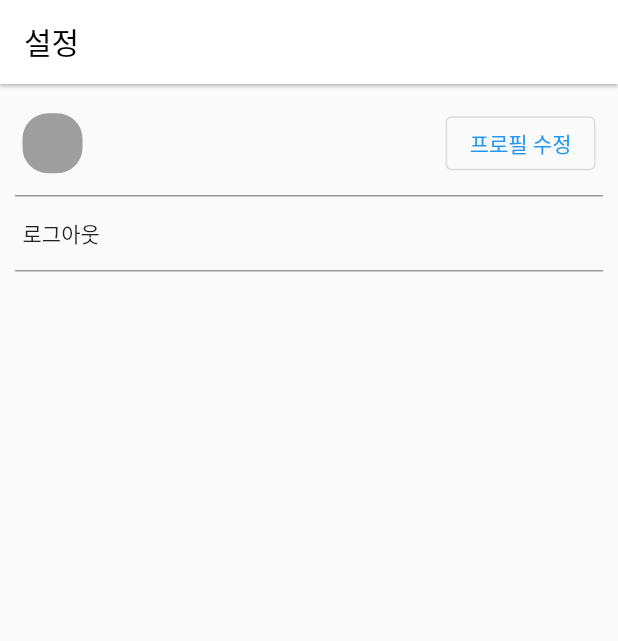
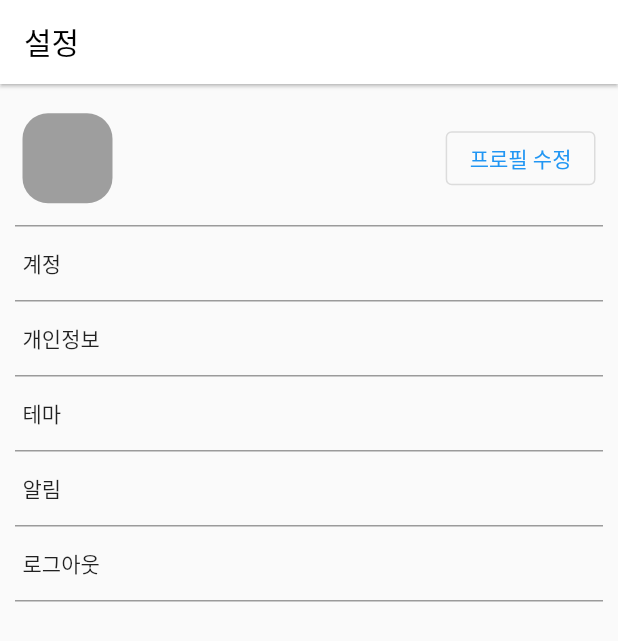
Before and after one commit to songsh927/katalkClone, a Flutter app: the Setting screen opened directly, on a phone screen of 412 x 824 dp. Shown: the top 641 px of the screen. Run offline on Flutter 3.47's test engine with Material 2 defaults, Android fonts, the phone set to English and light mode, and no system bars; our stand-ins replace image_picker, shared_preferences, socket_io_client; accounts and stored records are empty.

Commit message:
프로필이미지설정개발중

```diff
--- /dev/null
+++ b/lib/profileimagesetting.dart
@@ -0,0 +1,10 @@
+import 'package:flutter/material.dart';
+
+class ProfileImageSetting extends StatelessWidget {
+  const ProfileImageSetting({Key? key}) : super(key: key);
+
+  @override
+  Widget build(BuildContext context) {
+    return Container();
+  }
+}
--- /dev/null
+++ b/lib/profilesetting.dart
@@ -0,0 +1,21 @@
+import 'package:flutter/material.dart';
+
+class ProfileSetting extends StatelessWidget {
+  const ProfileSetting({Key? key}) : super(key: key);
+
+  @override
+  Widget build(BuildContext context) {
+    return Scaffold(
+      appBar: AppBar(
+        leading: IconButton(
+            onPressed: (){Navigator.pop(context);},
+            icon: Icon(Icons.arrow_back_ios,color: Colors.black,)
+        ),
+        title: Text('프로필 설정',style: TextStyle(color: Colors.black),),
+        backgroundColor: Colors.white,
+        elevation: 1,
+      ),
+      body: Container()
+    );
+  }
+}
--- a/lib/setting.dart
+++ b/lib/setting.dart
@@ -1,11 +1,23 @@
 import 'package:flutter/material.dart';
+import 'package:katalk/profileimagesetting.dart';
+import 'package:katalk/profilesetting.dart';
 import 'package:provider/provider.dart';
+import 'package:image_picker/image_picker.dart';
+import 'dart:io';
 
 import 'main.dart';
 import 'login.dart';
 
-class Setting extends StatelessWidget {
+class Setting extends StatefulWidget {
   const Setting({Key? key}) : super(key: key);
+
+  @override
+  State<Setting> createState() => _SettingState();
+}
+
+class _SettingState extends State<Setting> {
+
+  var userProfile;
 
   @override
   Widget build(BuildContext context) {
@@ -22,21 +34,52 @@ class Setting extends StatelessWidget {
           Container(
             padding: EdgeInsets.all(5),
             width: double.infinity,
-            height: 70,
+            height: 90,
             child: Row(
               mainAxisAlignment: MainAxisAlignment.spaceBetween,
               children: [
                 Row(
                   children: [
-                    Container(
-                      decoration: BoxDecoration(
-                        color: Colors.grey,
-                        borderRadius: BorderRadius.all(Radius.circular(17)),
+                    GestureDetector(
+                      onTap: () async {
+                        var imagePicker = ImagePicker();
+                        var image = await imagePicker.pickImage(
+                            source: ImageSource.gallery,
+                            maxHeight: 1024,
+                            maxWidth: 1024
+                        );
+                        if(image != null){
+                          setState((){
+                            userProfile = File(image.path);
+                          });
+                        }
+
+                      },
+                      child: userProfile != null ?
+                      Container(
+                        margin: EdgeInsets.fromLTRB(0, 5, 15, 5),
+                        width: 60,
+                        height: 60,
+                        child: ClipRRect(
+                          borderRadius: BorderRadius.all(Radius.circular(20)),
+                          child: AspectRatio(
+                            aspectRatio: 1/1,
+                            child: Image.file(userProfile,fit: BoxFit.cover,),
+                          ),
+                        ),
+                      )
+                          :
+                      Container(
+                        decoration: BoxDecoration(
+                          color: Colors.grey,
+                          borderRadius: BorderRadius.all(Radius.circular(17)),
+                        ),
+                        margin: EdgeInsets.fromLTRB(0, 5, 15, 5),
+                        height: 60,
+                        width: 60,
                       ),
-                      margin: EdgeInsets.fromLTRB(0, 5, 10, 5),
-                      height: 40,
-                      width: 40,
                     ),
+
 
                     Column(
                       mainAxisAlignment: MainAxisAlignment.spaceEvenly,
@@ -49,7 +92,9 @@ class Setting extends StatelessWidget {
                   ],
                 ),
 
-                OutlinedButton(child: Text('프로필 수정'), onPressed: (){})
+                OutlinedButton(child: Text('프로필 수정'), onPressed: (){
+                  Navigator.push(context, MaterialPageRoute(builder: (c) => ProfileSetting()));
+                })
               ],
             ),
             decoration: BoxDecoration(
@@ -59,6 +104,80 @@ class Setting extends StatelessWidget {
                   width: 1.0,
                 )
               )
+            ),
+          ),
+          Container(
+            padding: EdgeInsets.all(5),
+            alignment: Alignment.centerLeft,
+            height: 50,
+            child: GestureDetector(
+              onTap: (){print('계정');},
+              child: Row(
+                mainAxisAlignment: MainAxisAlignment.spaceBetween,
+                children: [
+                  Text('계정'),
+                  Text(context.read<UserData>().userInfo['myId'].toString())
+                ],
+              ),
+            ),
+            decoration: BoxDecoration(
+                border: Border(
+                    bottom: BorderSide(
+                      color: Colors.black38,
+                      width: 1.0,
+                    )
+                )
+            ),
+          ),
+          Container(
+            padding: EdgeInsets.all(5),
+            alignment: Alignment.centerLeft,
+            height: 50,
+            child: GestureDetector(
+              onTap: (){print('개인정보');},
+              child: Text('개인정보'),
+            ),
+            decoration: BoxDecoration(
+                border: Border(
+                    bottom: BorderSide(
+                      color: Colors.black38,
+                      width: 1.0,
+                    )
+                )
+            ),
+          ),
+          Container(
+            padding: EdgeInsets.all(5),
+            alignment: Alignment.centerLeft,
+            height: 50,
+            child: GestureDetector(
+              onTap: (){print('테마');},
+              child: Text('테마'),
+            ),
+            decoration: BoxDecoration(
+                border: Border(
+                    bottom: BorderSide(
+                      color: Colors.black38,
+                      width: 1.0,
+                    )
+                )
+            ),
+          ),
+          Container(
+            padding: EdgeInsets.all(5),
+            alignment: Alignment.centerLeft,
+            height: 50,
+            child: GestureDetector(
+              onTap: (){print('알림');},
+              child: Text('알림'),
+            ),
+            decoration: BoxDecoration(
+                border: Border(
+                    bottom: BorderSide(
+                      color: Colors.black38,
+                      width: 1.0,
+                    )
+                )
             ),
           ),
           Container(
--- a/pubspec.yaml
+++ b/pubspec.yaml
@@ -34,6 +34,7 @@ dependencies:
   provider: ^6.0.3
   http: ^0.13.4
   socket_io_client: ^2.0.0
+  image_picker: ^0.8.5+3
 
 
   # The following adds the Cupertino Icons font to your application.
```
Also changed, not shown: pubspec.lock, 1 other file.
